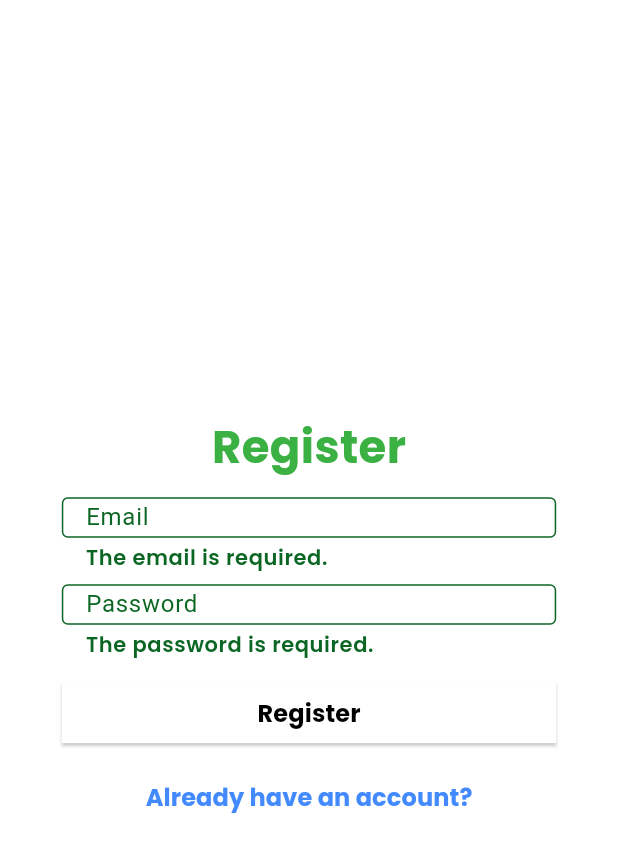
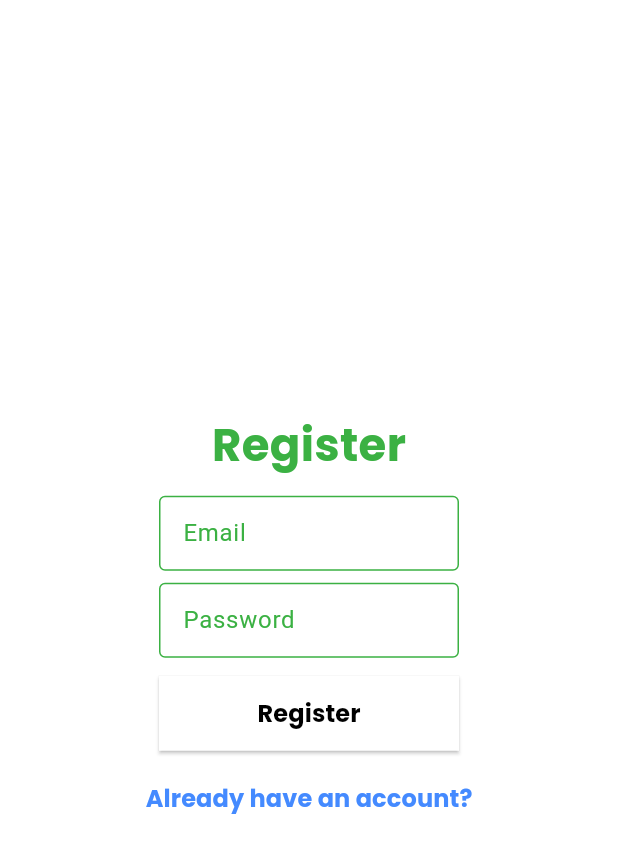
Before and after one commit to TomMondor/AMC_2024, a Flutter app: the Register screen opened by its route, after a tap on "Register", on a phone screen of 412 x 824 dp. Shown: the top 853 px of the screen. Run offline on Flutter 3.47's test engine with Material 3 defaults, Android fonts, the phone set to English and light mode, and no system bars; our stand-ins replace device_preview, firebase_auth, firebase_core, flutter_hooks, get_it, rive; accounts and stored records are empty; generated files the repository leaves out were written again.

Commit message:
rollback register

```diff
--- a/lib/src/view/account/register.dart
+++ b/lib/src/view/account/register.dart
@@ -1,77 +1,12 @@
-import 'package:amc_2024/routes/routes.dart';
-import 'package:amc_2024/src/exceptions/exceptions.dart';
-import 'package:amc_2024/src/view/widgets/error_dialog.dart';
 import 'package:flutter/material.dart';
-import 'package:flutter_hooks/flutter_hooks.dart';
 
-class Register extends HookWidget {
+class Register extends StatelessWidget {
   const Register({super.key});
 
   @override
   Widget build(BuildContext context) {
-    final GlobalKey<FormState> formKey = GlobalKey<FormState>();
-
-    double screenWidth = MediaQuery.of(context).size.width;
-    double formWidth = screenWidth * 0.8;
-
-    final emailController = useTextEditingController();
-    final passwordController = useTextEditingController();
-
-    final isLoading = useState(false);
-
-    String? validateEmail(String? value) {
-      if (value == null || value.isEmpty) {
-        return "The email is required.";
-      }
-
-      if (!RegExp(
-        r"^[a-zA-Z0-9.a-zA-Z0-9.!#$%&'*+-/=?^_`{|}~]+@[a-zA-Z0-9]+\.[a-zA-Z]+",
-      ).hasMatch(value)) {
-        return "The email is invalid.";
-      }
-
-      return null;
-    }
-
-    String? validatePassword(String? value) {
-      if (value == null || value.isEmpty) {
-        return "The password is required.";
-      }
-
-      return null;
-    }
-
-    Future<void> login() async {
-      final email = emailController.text;
-      final password = passwordController.text;
-
-      if (formKey.currentState!.validate()) {
-        isLoading.value = true;
-
-        try {
-          // await authService.login(email, password);
-          isLoading.value = false;
-          if (context.mounted) {
-            Navigator.pushReplacementNamed(context, Routes.home.name);
-          }
-        } on AuthenticationException {
-          print("WTF");
-          isLoading.value = false;
-          showDialog(
-              context: context,
-              builder: (BuildContext context) => const ErrorDialog(
-                    title: "Oops",
-                    message: "An error occured.",
-                    buttonText: "OK",
-                  ));
-        }
-      }
-    }
-
     return Scaffold(
         body: Center(
-            child: Form(
-      key: formKey,
             child: Column(
       mainAxisAlignment: MainAxisAlignment.center,
       children: [
@@ -82,34 +17,26 @@ class Register extends HookWidget {
             style: TextStyle(fontSize: 30, fontWeight: FontWeight.bold),
           ),
         ),
-          Padding(
-            padding: const EdgeInsets.all(4.0),
+        const Padding(
+          padding: EdgeInsets.all(4.0),
           child: SizedBox(
-              width: formWidth,
+            width: 200,
             height: 50,
-              child: TextFormField(
-                textInputAction: TextInputAction.next,
-                controller: emailController,
-                validator: validateEmail,
-                keyboardType: TextInputType.emailAddress,
-                decoration: const InputDecoration(
+            child: TextField(
+              decoration: InputDecoration(
                 border: OutlineInputBorder(),
                 labelText: 'Email',
               ),
             ),
           ),
         ),
-          Padding(
-            padding: const EdgeInsets.all(4.0),
+        const Padding(
+          padding: EdgeInsets.all(4.0),
           child: SizedBox(
-              width: formWidth,
+            width: 200,
             height: 50,
-              child: TextFormField(
-                textInputAction: TextInputAction.done,
-                controller: passwordController,
-                validator: validatePassword,
-                keyboardType: TextInputType.text,
-                decoration: const InputDecoration(
+            child: TextField(
+              decoration: InputDecoration(
                 border: OutlineInputBorder(),
                 labelText: 'Password',
               ),
@@ -119,21 +46,20 @@ class Register extends HookWidget {
         Padding(
           padding: const EdgeInsets.all(8.0),
           child: SizedBox(
-                width: formWidth,
+              width: 200,
+              height: 50,
               child: ElevatedButton(
-                    // ignore: avoid_print
-                    onPressed: () => login(),
+                  onPressed: () => {print("dd")},
                   style: ElevatedButton.styleFrom(foregroundColor: Colors.black, shape: const BeveledRectangleBorder()),
                   child: const Text("Register"))),
         ),
-          TextButton(
-              onPressed: () => Navigator.pushReplacementNamed(context, Routes.login.name),
-              child: const Text(
+        const TextButton(
+            onPressed: null,
+            child: Text(
               "Already have an account?",
               style: TextStyle(color: Colors.blueAccent),
             ))
       ],
-      ),
     )));
   }
 }
```
Lines whose indentation alone changed are shown as unchanged.
